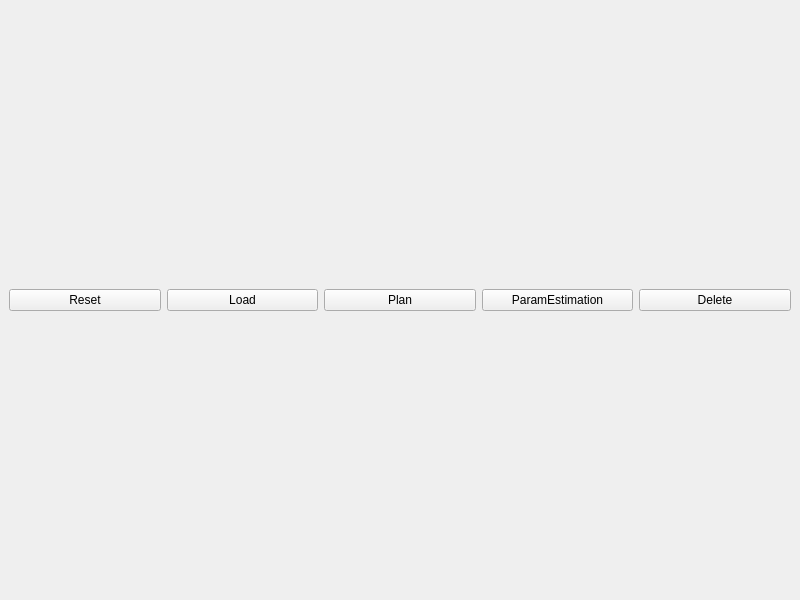
First picture: the form in include/mainwindow.ui, repository cognitivesystems/bpp-standalone, before the edit.
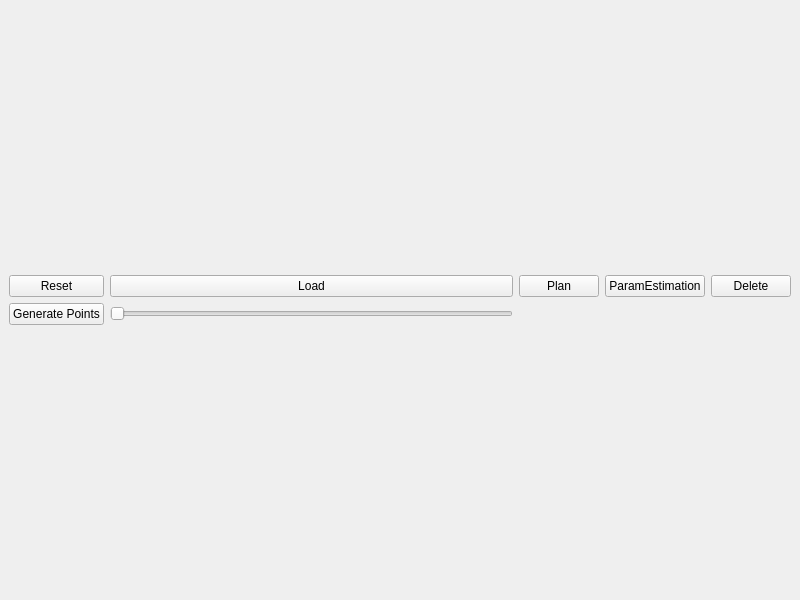
Second picture: the form after the edit.

Commit message: added point generation

```diff
--- a/include/mainwindow.ui
+++ b/include/mainwindow.ui
@@ -52,6 +52,23 @@
         </property>
        </widget>
       </item>
+      <item row="1" column="0">
+       <widget class="QPushButton" name="genButton">
+        <property name="text">
+         <string>Generate Points</string>
+        </property>
+       </widget>
+      </item>
+      <item row="1" column="1">
+       <widget class="QSlider" name="sizeSlider">
+        <property name="minimum">
+         <number>1</number>
+        </property>
+        <property name="orientation">
+         <enum>Qt::Horizontal</enum>
+        </property>
+       </widget>
+      </item>
      </layout>
     </item>
    </layout>
```
The commit also changes 4 other files.
